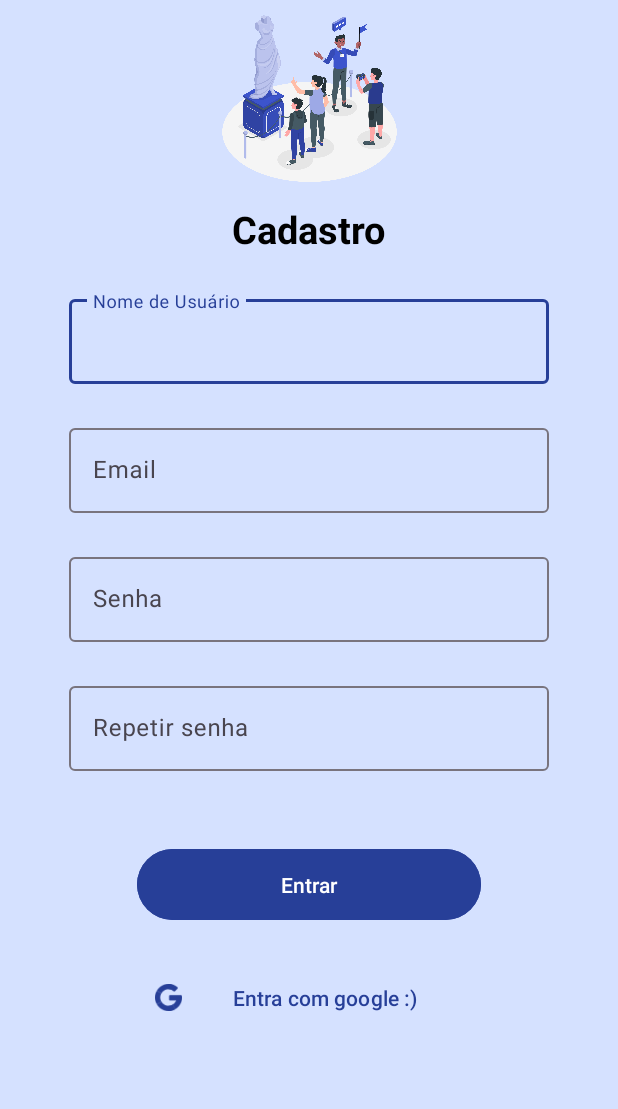
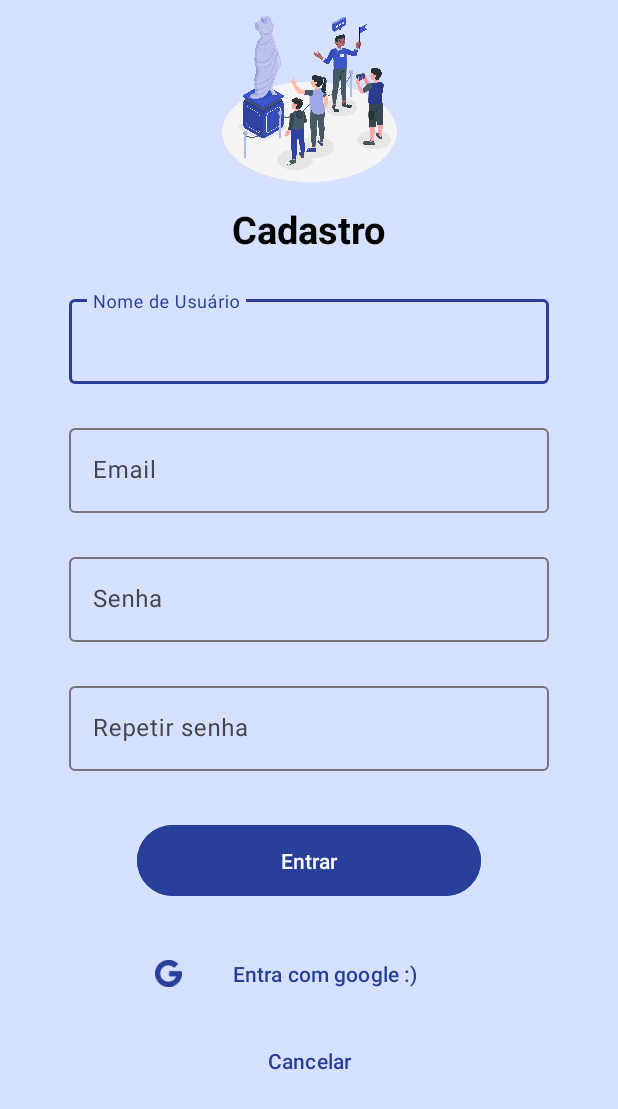
Before and after one commit to LaraaMagalhaes/EspacaoCultural, an Android app: the layout activity_signup_visit.xml on its own in the app's theme, with its tools: preview values and no code run, on a phone screen of 412 x 824 dp. Shown: the top 1109 px of the screen. Run offline under Robolectric (Android 15) with nearby library versions, the phone set to English and light mode, and no system bars.

Commit message:
Adicionado navegacao para as tela de cadastro de visitante

```diff
--- a/app/src/main/AndroidManifest.xml
+++ b/app/src/main/AndroidManifest.xml
@@ -12,6 +12,9 @@
         android:supportsRtl="true"
         android:theme="@style/Theme.AppCultural"
         tools:targetApi="31">
+        <activity
+            android:name=".views.SignUpVisitActivity"
+            android:exported="false" />
         <activity
             android:name=".views.LoginVisitActivity"
             android:exported="false" />
--- a/app/src/main/java/com/example/appcultural/views/LoginVisitActivity.kt
+++ b/app/src/main/java/com/example/appcultural/views/LoginVisitActivity.kt
@@ -1,5 +1,6 @@
 package com.example.appcultural.views
 
+import android.content.Intent
 import android.os.Bundle
 import androidx.appcompat.app.AppCompatActivity
 import com.example.appcultural.databinding.ActivityLoginVisitBinding
@@ -11,5 +12,10 @@ class LoginVisitActivity : AppCompatActivity() {
         super.onCreate(savedInstanceState)
         binding = ActivityLoginVisitBinding.inflate(layoutInflater)
         setContentView(binding.main)
+
+        binding.signupButton.setOnClickListener {
+            val intent = Intent(this, SignUpVisitActivity::class.java)
+            startActivity(intent)
+        }
     }
 }
--- a/app/src/main/res/layout/activity_cadastro_visit.xml
+++ b/app/src/main/res/layout/activity_signup_visit.xml
@@ -3,7 +3,8 @@
     android:layout_width="match_parent"
     android:layout_height="match_parent"
     xmlns:app="http://schemas.android.com/apk/res-auto"
-    android:background="@color/fundo">
+    android:background="@color/fundo"
+    android:id="@+id/main">
 
     <ImageView
         android:id="@+id/imageView3"
@@ -14,19 +15,6 @@
         app:layout_constraintStart_toStartOf="parent"
         app:layout_constraintTop_toTopOf="parent"
         app:srcCompat="@drawable/banner_login" />
-
-    <!--    <EditText-->
-    <!--        android:id="@+id/editTextText"-->
-    <!--        android:layout_width="252dp"-->
-    <!--        android:layout_height="53dp"-->
-    <!--        android:layout_marginTop="28dp"-->
-    <!--        android:ems="10"-->
-    <!--        android:inputType="text"-->
-    <!--        android:hint="Name"-->
-    <!--        app:layout_constraintEnd_toEndOf="parent"-->
-    <!--        app:layout_constraintHorizontal_bias="0.496"-->
-    <!--        app:layout_constraintStart_toStartOf="parent"-->
-    <!--        app:layout_constraintTop_toBottomOf="@+id/textView4" />-->
 
     <TextView
         android:id="@+id/textView5"
@@ -123,7 +111,7 @@
         android:id="@+id/buttonEntrar"
         android:layout_width="229dp"
         android:layout_height="55dp"
-        android:layout_marginTop="48dp"
+        android:layout_marginTop="32dp"
         android:backgroundTint="@color/blue2"
         android:text="Entrar"
         app:layout_constraintEnd_toEndOf="parent"
@@ -142,20 +130,14 @@
         app:layout_constraintStart_toStartOf="parent"
         app:layout_constraintTop_toBottomOf="@+id/buttonEntrar"/>
 
-
-
-    <!--    <EditText-->
-    <!--        android:id="@+id/editTextTextPassword"-->
-    <!--        android:layout_width="252dp"-->
-    <!--        android:layout_height="53dp"-->
-    <!--        android:layout_marginTop="24dp"-->
-    <!--        android:ems="10"-->
-    <!--        android:inputType="textPassword"-->
-    <!--        android:hint="senha"-->
-    <!--        app:layout_constraintEnd_toEndOf="parent"-->
-    <!--        app:layout_constraintHorizontal_bias="0.497"-->
-    <!--        app:layout_constraintStart_toStartOf="parent"-->
-    <!--        app:layout_constraintTop_toBottomOf="@+id/editTextText" />-->
-
-
+    <Button
+        android:id="@+id/buttonCancel"
+        style="@style/Widget.Material3.Button.TextButton"
+        android:layout_width="match_parent"
+        android:layout_height="wrap_content"
+        android:layout_marginTop="10dp"
+        android:text="Cancelar"
+        app:layout_constraintEnd_toEndOf="parent"
+        app:layout_constraintStart_toStartOf="parent"
+        app:layout_constraintTop_toBottomOf="@+id/buttonGoogle"/>
 </androidx.constraintlayout.widget.ConstraintLayout>
```
Also changed, not shown: app/src/main/java/com/example/appcultural/views/SignUpVisitActivity.kt (added, +18 -0 lines).
